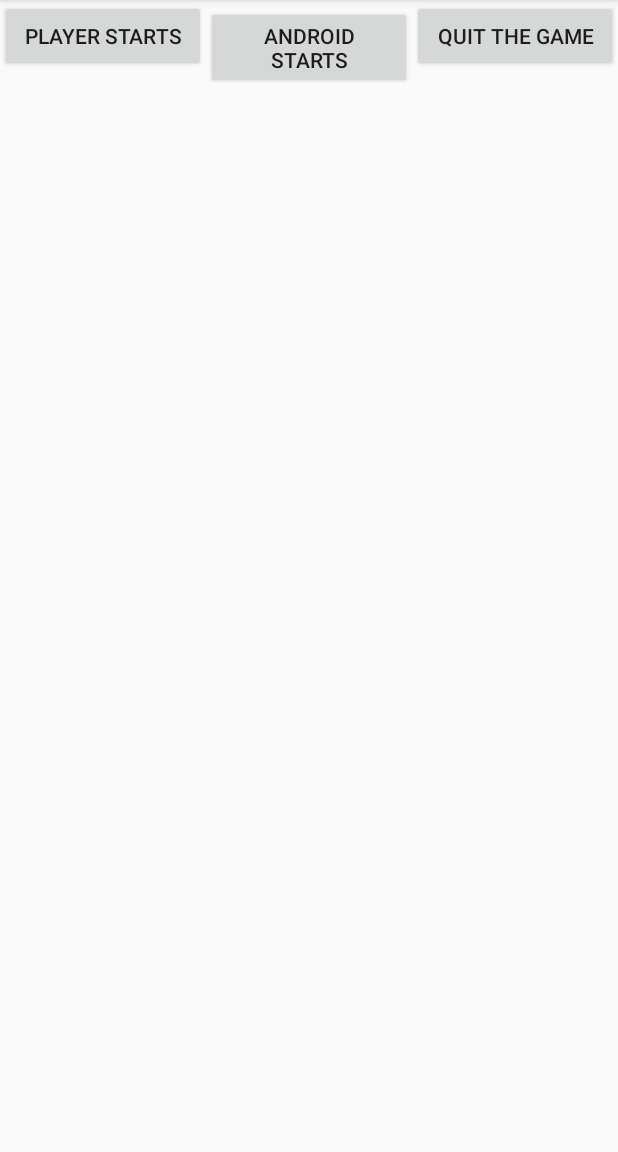
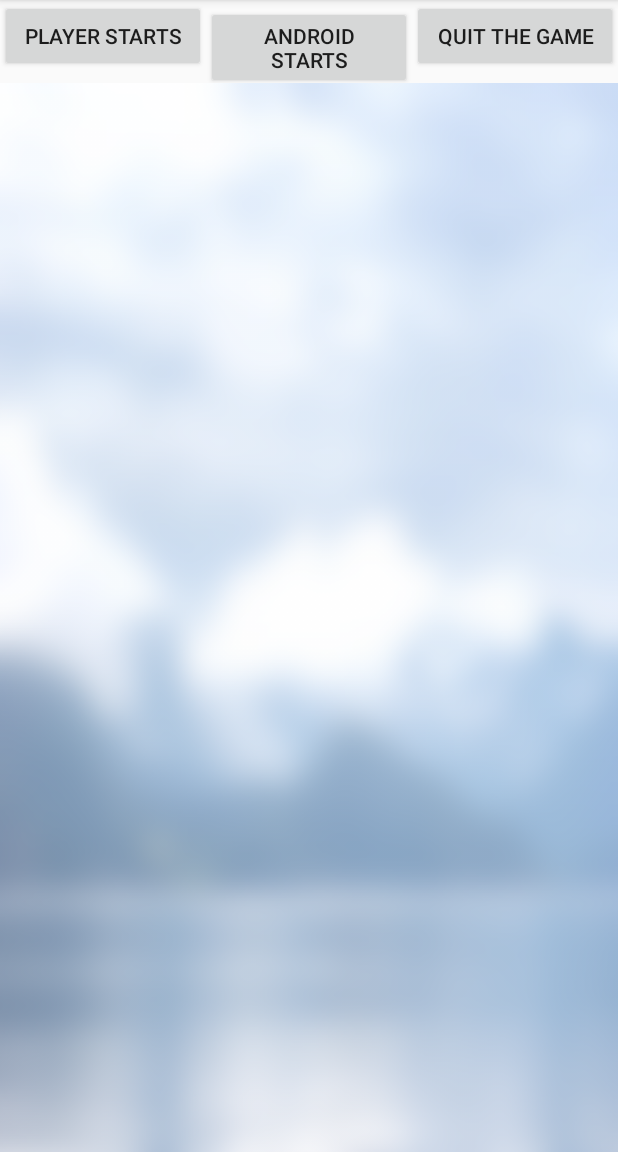
Before and after one commit to julianwagner/TicTacToe, an Android app: the screen it shows after launch (MainActivity), on a phone screen of 412 x 824 dp, the part 84-1236 px from its top. Run offline under Robolectric (Android 15) with nearby library versions, the phone set to English and light mode, and no system bars.

Commit message:
set background

```diff
--- a/app/src/main/java/com/example/standard/tictactoe/TicTacToeView.java
+++ b/app/src/main/java/com/example/standard/tictactoe/TicTacToeView.java
@@ -6,5 +6,7 @@ import android.view.View;
 public class TicTacToeView extends View {
     public TicTacToeView(Context context) {
         super(context);
+
+        setBackgroundResource(R.drawable.background);
     }
 }
```
